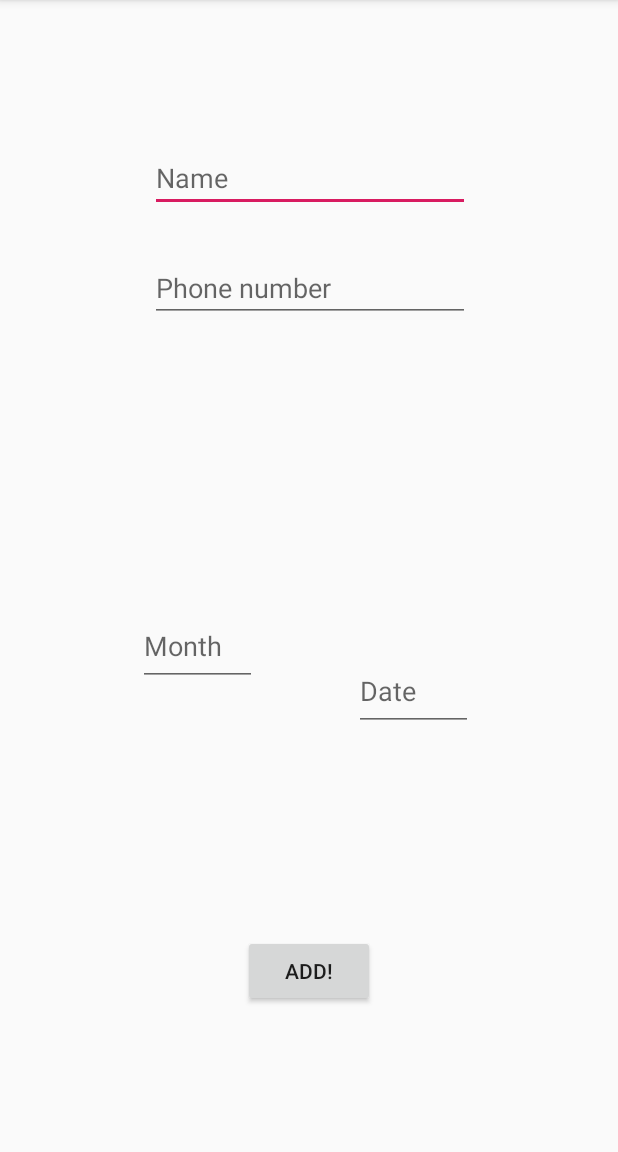
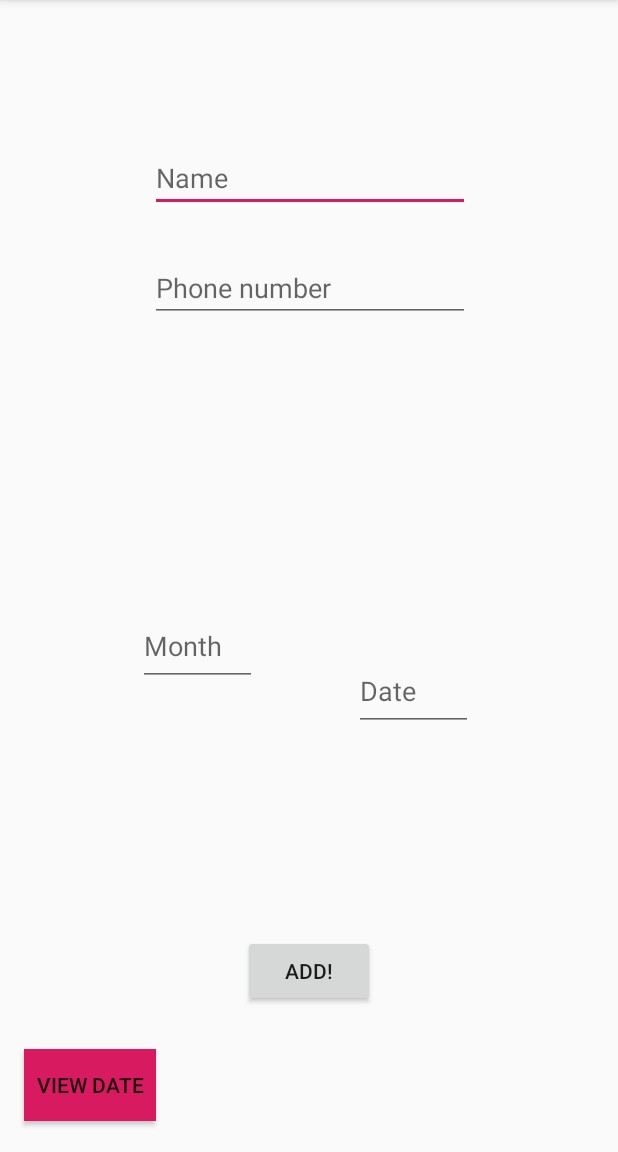
Before and after one commit to mrvivacious/HappyBirthdayAutomated, an Android app: the screen it shows after launch (MainActivity), on a phone screen of 412 x 824 dp, the part 84-1236 px from its top. Run offline under Robolectric (Android 15) with nearby library versions, the phone set to English and light mode, and no system bars.

```diff
--- a/app/src/main/AndroidManifest.xml
+++ b/app/src/main/AndroidManifest.xml
@@ -14,8 +14,12 @@
                 <action android:name="android.intent.action.MAIN" />
 
                 <category android:name="android.intent.category.LAUNCHER" />
+
             </intent-filter>
         </activity>
     </application>
+    <uses-permission android:name="android.permission.SEND_SMS"/>
+    <uses-permission android:name="android.permission.WRITE_EXTERNAL_STORAGE" />
+    <uses-permission android:name="android.permission.READ_EXTERNAL_STORAGE" />
 
 </manifest>
--- a/app/src/main/res/layout/activity_main.xml
+++ b/app/src/main/res/layout/activity_main.xml
@@ -87,4 +87,21 @@
         app:layout_constraintStart_toStartOf="parent"
         app:layout_constraintTop_toTopOf="parent"
         app:layout_constraintVertical_bias="0.874" />
+
+    <Button
+        android:id="@+id/b_View"
+        android:layout_width="wrap_content"
+        android:layout_height="wrap_content"
+        android:layout_marginStart="16dp"
+        android:layout_marginTop="8dp"
+        android:layout_marginEnd="8dp"
+        android:layout_marginBottom="8dp"
+        android:text="VIEW DATE"
+        android:background="@color/colorAccent"
+        app:layout_constraintBottom_toBottomOf="parent"
+        app:layout_constraintEnd_toEndOf="parent"
+        app:layout_constraintHorizontal_bias="0.0"
+        app:layout_constraintStart_toStartOf="parent"
+        app:layout_constraintTop_toTopOf="parent"
+        app:layout_constraintVertical_bias="0.982" />
 </android.support.constraint.ConstraintLayout>
```
Also changed, not shown: app/src/main/java/us/mrvivacio/happybirthday/MainActivity.java (+151 -28 lines), app/src/main/java/us/mrvivacio/happybirthday/Utilities.java (added, +28 -0 lines).
